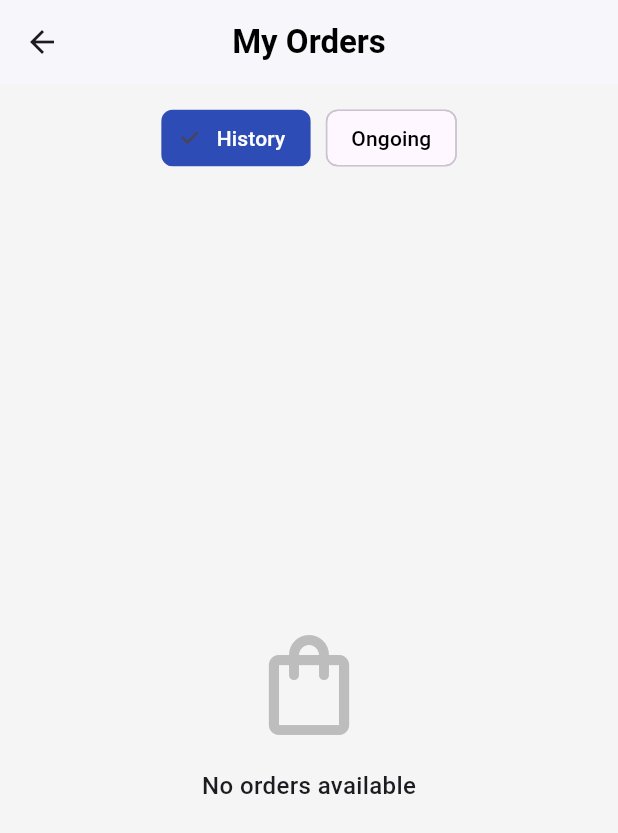
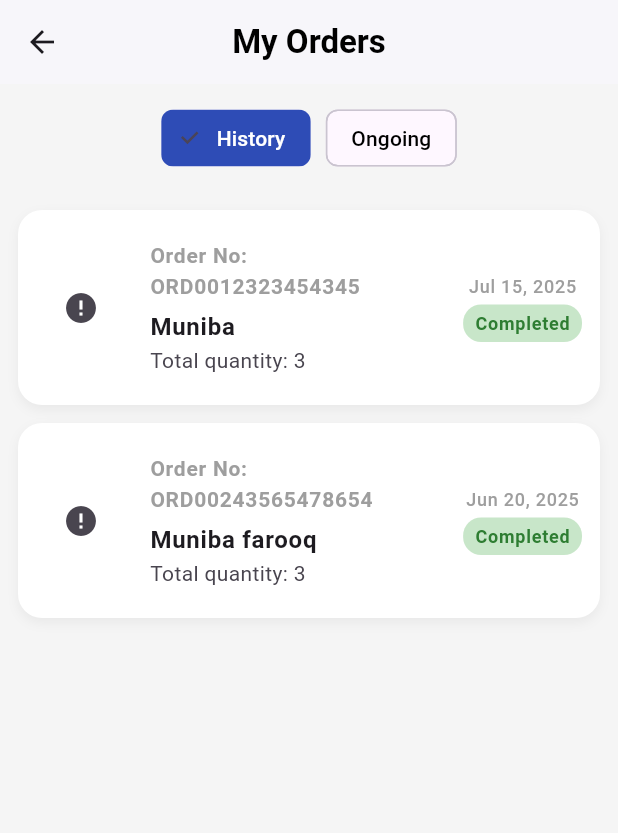
Before and after one commit to Munibafarooq-574/Pick-pay, a Flutter app: the OrderScreen screen opened directly, on a phone screen of 412 x 824 dp. Shown: the top 833 px of the screen. Run offline on Flutter 3.47's test engine with Material 3 defaults, Android fonts, the light colour scheme and no system bars; drawn by our look-alikes of cached_network_image; our stand-ins replace flutter_iconly, geocoding, google_fonts, google_maps_flutter, shared_preferences; accounts and stored records are empty; network calls fail.

Commit message:
initial commit

```diff
--- a/lib/screens/checkout_screen.dart
+++ b/lib/screens/checkout_screen.dart
@@ -629,7 +629,7 @@ class _CheckoutScreenState extends State<CheckoutScreen> {
 
                       CartManager.instance.cartItemsNotifier.value = [];
                       ScaffoldMessenger.of(context).showSnackBar(
-                        const SnackBar(content: Text("Payment successful!")),
+                        const SnackBar(content: Text("Order Placed successful!")),
                       );
 
                       // Step 1: Capture shipping cost based on selected shipping method
@@ -664,9 +664,6 @@ class _CheckoutScreenState extends State<CheckoutScreen> {
                       // Step 5: Clear cart AFTER capturing products
                       CartManager.instance.cartItemsNotifier.value = [];
 
-                         ScaffoldMessenger.of(context).showSnackBar(
-                      const SnackBar(content: Text("Payment successful!")),
-                          );
                       // Step 6: Navigate to PaymentSuccessfulScreen
                       Navigator.pushReplacement(
                         context,
@@ -701,7 +698,7 @@ class _CheckoutScreenState extends State<CheckoutScreen> {
                       ),
                       child: const Center(
                         child: Text(
-                          "Pay Now",
+                          "Order Completed",
                           style: TextStyle(
                               fontSize: 20,
                               color: Colors.white,
--- a/lib/screens/order_screen.dart
+++ b/lib/screens/order_screen.dart
@@ -15,18 +15,60 @@ class OrderScreen extends StatefulWidget {
 class _OrderScreenState extends State<OrderScreen> {
   String _selectedFilter = 'History';
 
+  // Dummy orders for the History section
+  final List<Map<String, dynamic>> _dummyOrders = [
+    {
+      'id': 'ORD0012323454345',
+      'email': 'muniba@example.com',
+      'name': 'Muniba',
+      'status': 'completed',
+      'date': '2025-07-15T10:00:00Z',
+      'address': '123 Main St, City',
+      'shippingMethod': 'Standard Delivery',
+      'shippingCost': 500,
+      'paymentMethod': 'Credit Card',
+      'discount': 10.0,
+      'items': [
+        {'name': 'Matte Foundation', 'quantity': 2, 'price': 1500},
+        {'name': 'Volumizing Mascara', 'quantity': 1, 'price': 900},
+      ],
+    },
+    {
+      'id': 'ORD00243565478654',
+      'email': 'muniba@example.com',
+      'name': 'Muniba farooq',
+      'status': 'completed',
+      'date': '2025-06-20T14:30:00Z',
+      'address': 'service road E-9 /E-8, Islamabad',
+      'shippingMethod': 'Express Delivery',
+      'shippingCost': 1000,
+      'paymentMethod': 'Cash on delivery',
+      'discount': 15.0,
+      'items': [
+        {'name': 'Gold Necklace', 'quantity': 3, 'price': 5000},
+      ],
+    },
+  ];
+
   @override
   Widget build(BuildContext context) {
     final userProvider = Provider.of<UserProvider>(context);
     final orders = userProvider.orders;
     final userName = userProvider.user?.username ?? 'Unknown User';
-    final userEmail = userProvider.user?.email ?? '';
+    final userEmail = userProvider.user?.email ?? 'user@example.com';
 
-    final filteredOrders = orders
+    // Combine provider orders with dummy orders for History section
+    final filteredOrders = _selectedFilter == 'History'
+        ? [
+      ..._dummyOrders,
+      ...orders
           .where((order) => order['email'] == userEmail)
-        .where((order) => _selectedFilter == 'Ongoing'
-        ? order['status'] == 'ongoing'
-        : order['status'] == 'completed')
+          .where((order) => order['status'] == 'completed')
+          .toList()
+    ]
+        : orders
+        .where((order) => order['email'] == userEmail)
+        .where((order) => order['status'] == 'ongoing')
         .toList();
 
     return Scaffold(
@@ -117,12 +159,15 @@ class _OrderScreenState extends State<OrderScreen> {
                               "Are you sure you want to delete this order?"),
                           actions: [
                             TextButton(
-                              onPressed: () => Navigator.of(context).pop(false),
+                              onPressed: () =>
+                                  Navigator.of(context).pop(false),
                               child: const Text("Cancel"),
                             ),
                             TextButton(
-                              onPressed: () => Navigator.of(context).pop(true),
-                              child: const Text("Delete", style: TextStyle(color: Colors.red)),
+                              onPressed: () =>
+                                  Navigator.of(context).pop(true),
+                              child: const Text("Delete",
+                                  style: TextStyle(color: Colors.red)),
                             ),
                           ],
                         );
@@ -130,7 +175,9 @@ class _OrderScreenState extends State<OrderScreen> {
                     );
                   },
                   onDismissed: (direction) {
-                      final originalIndex = userProvider.orders.indexWhere((o) => o['id'] == order['id']);
+                    // Only allow deletion of provider orders, not dummy orders
+                    final originalIndex = userProvider.orders
+                        .indexWhere((o) => o['id'] == order['id']);
                     if (originalIndex != -1) {
                       userProvider.removeOrder(originalIndex);
                       ScaffoldMessenger.of(context).showSnackBar(
@@ -138,7 +185,6 @@ class _OrderScreenState extends State<OrderScreen> {
                       );
                     }
                   },
-
                   child: Container(
                     margin: const EdgeInsets.only(bottom: 12),
                     decoration: BoxDecoration(
@@ -188,20 +234,18 @@ class _OrderScreenState extends State<OrderScreen> {
                       ),
                       subtitle: Text(
                         order['items'] != null
-                            ? "Total quantity: ${(order['items'] as List)
-                            .fold(0, (sum, item) => sum + ((item['quantity'] ?? 1) as num).toInt())}"
+                            ? "Total quantity: ${(order['items'] as List).fold(0, (sum, item) => sum + ((item['quantity'] ?? 1) as num).toInt())}"
                             : 'No items',
                         maxLines: 1,
                         overflow: TextOverflow.ellipsis,
                       ),
-
                       trailing: Column(
                         mainAxisAlignment: MainAxisAlignment.center,
                         children: [
                           Text(
                             order['date'] != null
-                                ? DateFormat('MMM d, yyyy')
-                                .format(DateTime.parse(order['date']))
+                                ? DateFormat('MMM d, yyyy').format(
+                                DateTime.parse(order['date']))
                                 : 'Unknown date',
                             style: const TextStyle(
                                 fontSize: 12, color: Colors.grey),
@@ -237,12 +281,17 @@ class _OrderScreenState extends State<OrderScreen> {
                           MaterialPageRoute(
                             builder: (_) => OrderDetailsScreen(
                               items: items,
-                              date: order['date'] ?? DateTime.now().toIso8601String(),
-                              address: order['address'] ?? "Unknown address",
+                              date: order['date'] ??
+                                  DateTime.now().toIso8601String(),
+                              address:
+                              order['address'] ?? "Unknown address",
                               orderId: order['id'] ?? 'Unknown',
-                              shippingMethod: order['shippingMethod'] ?? "Standard Delivery",
-                              shippingCost: (order['shippingCost'] ?? 0.0).toDouble(),
-                              paymentMethod: order['paymentMethod'] ?? "Cash on Delivery",
+                              shippingMethod:
+                              order['shippingMethod'] ?? "Standard Delivery",
+                              shippingCost:
+                              (order['shippingCost'] ?? 0.0).toDouble(),
+                              paymentMethod:
+                              order['paymentMethod'] ?? "Cash on Delivery",
                               discount: order['discount'],
                             ),
                           ),
```
Lines whose indentation alone changed are shown as unchanged.
